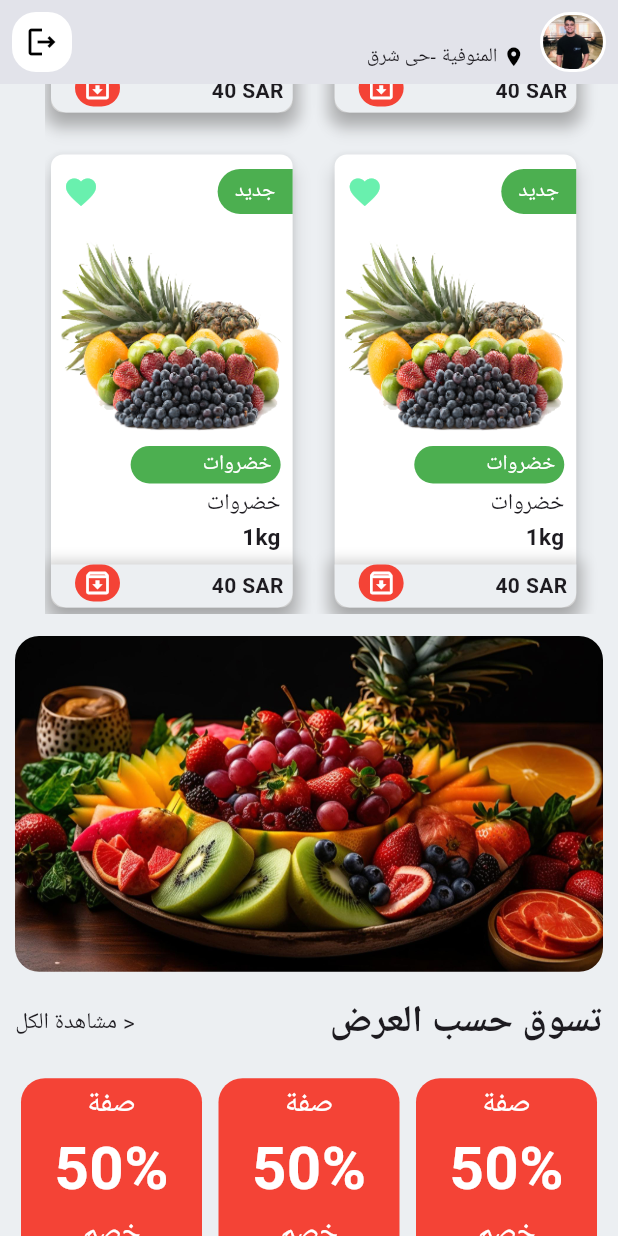
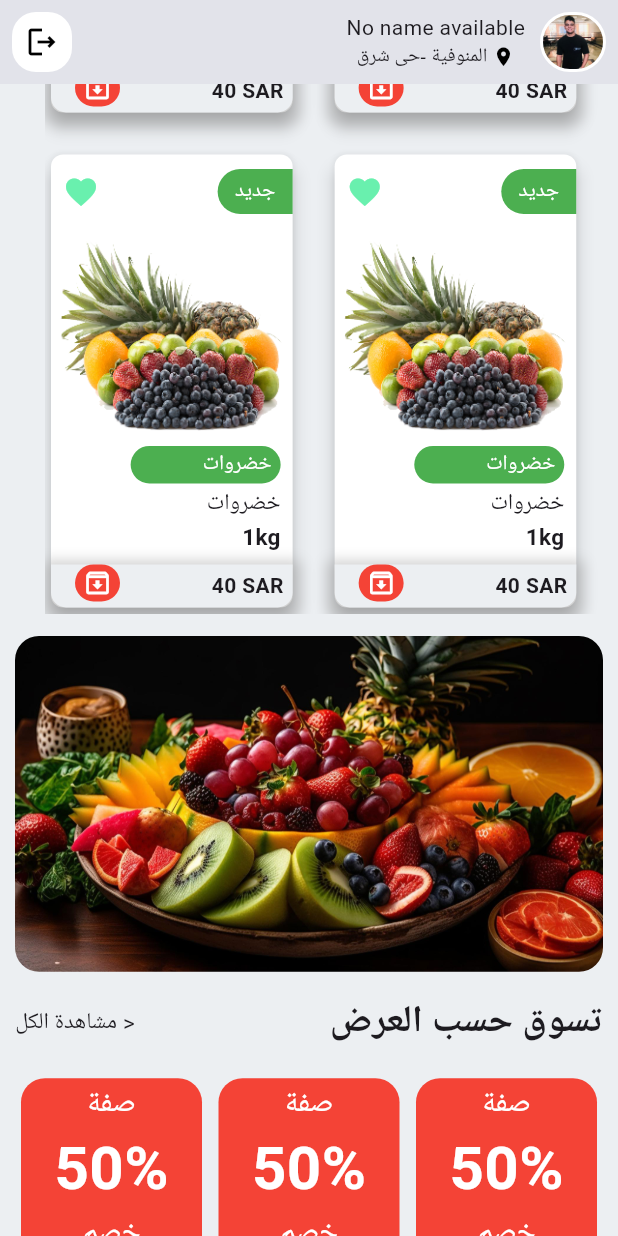
Before and after one commit to AhmedFayed123/selaty_app, a Flutter app: the HomeView screen opened directly, scrolled down 576 dp, after a tap on the "logout" icon, on a phone screen of 412 x 824 dp. Run offline on Flutter 3.47's test engine with Material 3 defaults, Android fonts, the phone set to English and light mode, and no system bars; our stand-ins replace convex_bottom_bar, firebase_core, firebase_messaging, get, intl_phone_field, introduction_screen and 3 more; missing offline and left inert: another_stepper, onesignal_flutter; accounts and stored records are empty; network calls fail.

Commit message:
add final

```diff
--- a/lib/features/home_screen/presentation/home_view.dart
+++ b/lib/features/home_screen/presentation/home_view.dart
@@ -10,6 +10,7 @@ import '../../products/presentation/view/product_view.dart';
 import '../../profile/presentation/controller/profile_controller.dart';
 import '../../profile/presentation/view/profile.dart';
 import '../../welcome/presentation/views/welcome_screen.dart';
+
 class NavController extends GetxController {
   var currentIndex = 0.obs;
 
@@ -17,6 +18,7 @@ class NavController extends GetxController {
     currentIndex.value = index;
   }
 }
+
 class HomeScreen extends StatelessWidget {
   HomeScreen({super.key});
 
@@ -54,6 +56,7 @@ Widget build(BuildContext context) {
     });
   }
 }
+
 class HomeView extends StatelessWidget {
   const HomeView({super.key});
 
@@ -75,9 +78,8 @@ class HomeView extends StatelessWidget {
             ),
             onPressed: () async {
               SharedPreferences prefs = await SharedPreferences.getInstance();
-
               await prefs.remove('token');
-
+              print(prefs.getString('token'));
               Get.offAll(() => const WelcomeScreen());
             },
           ),
@@ -97,12 +99,26 @@ class HomeView extends StatelessWidget {
                 children: [
                   Column(
                     children: [
-                      Expanded(
-                        child: Text(
-                          profileController.profile.value.name,
+                      // استخدام FutureBuilder لعرض الاسم المخزن في SharedPreferences
+                      FutureBuilder<String?>(
+                        future: profileController.getNameFromPrefs(), // جلب الاسم المخزن
+                        builder: (BuildContext context, AsyncSnapshot<String?> snapshot) {
+                          if (snapshot.connectionState == ConnectionState.waiting) {
+                            return const CircularProgressIndicator(); // مؤشر تحميل
+                          } else if (snapshot.hasError) {
+                            return const Text('Error loading name'); // في حال وجود خطأ
+                          } else if (!snapshot.hasData || snapshot.data!.isEmpty) {
+                            return const Text('No name available'); // إذا لم يكن هناك بيانات
+                          } else {
+                            return Text(
+                              snapshot.data!, // عرض الاسم المخزن
                               style: const TextStyle(
-                              fontSize: 15, fontWeight: FontWeight.w700),
+                                fontSize: 14,
+                                fontWeight: FontWeight.w500,
                               ),
+                            );
+                          }
+                        },
                       ),
                       const Expanded(
                         child: Row(
--- a/lib/features/profile/presentation/controller/profile_controller.dart
+++ b/lib/features/profile/presentation/controller/profile_controller.dart
@@ -1,8 +1,8 @@
 import 'package:get/get.dart';
+import 'package:shared_preferences/shared_preferences.dart';
 
 import '../../../../services/auth_service.dart';
 import '../../models/profile_model.dart';
-
 
 class ProfileController extends GetxController {
   var isLoading = true.obs;
@@ -17,12 +17,31 @@ class ProfileController extends GetxController {
   Future<void> fetchProfileData() async {
     try {
       isLoading(true);
+
       ProfileModel fetchedProfile = await ProfileApiService().fetchProfile();
+      print('Fetched Profile: ${fetchedProfile.name}');
+
       profile(fetchedProfile);
+
+      if (fetchedProfile.name.isNotEmpty) {
+        SharedPreferences prefs = await SharedPreferences.getInstance();
+        bool isSaved = await prefs.setString('name', fetchedProfile.name);
+        print('Name saved: $isSaved');
+      } else {
+        print('Name is empty, not saving to SharedPreferences');
+      }
+
     } catch (e) {
       Get.snackbar('Error', 'Failed to load profile');
     } finally {
       isLoading(false);
     }
   }
+
+  Future<String?> getNameFromPrefs() async {
+    SharedPreferences prefs = await SharedPreferences.getInstance();
+    String? storedName = prefs.getString('name');
+    print('Stored Name: $storedName');
+    return storedName;
+  }
 }
```
Also changed, not shown: lib/features/login/presentation/controller/login_controller.dart (+18 -3 lines). Lines whose indentation alone changed are shown as unchanged.
